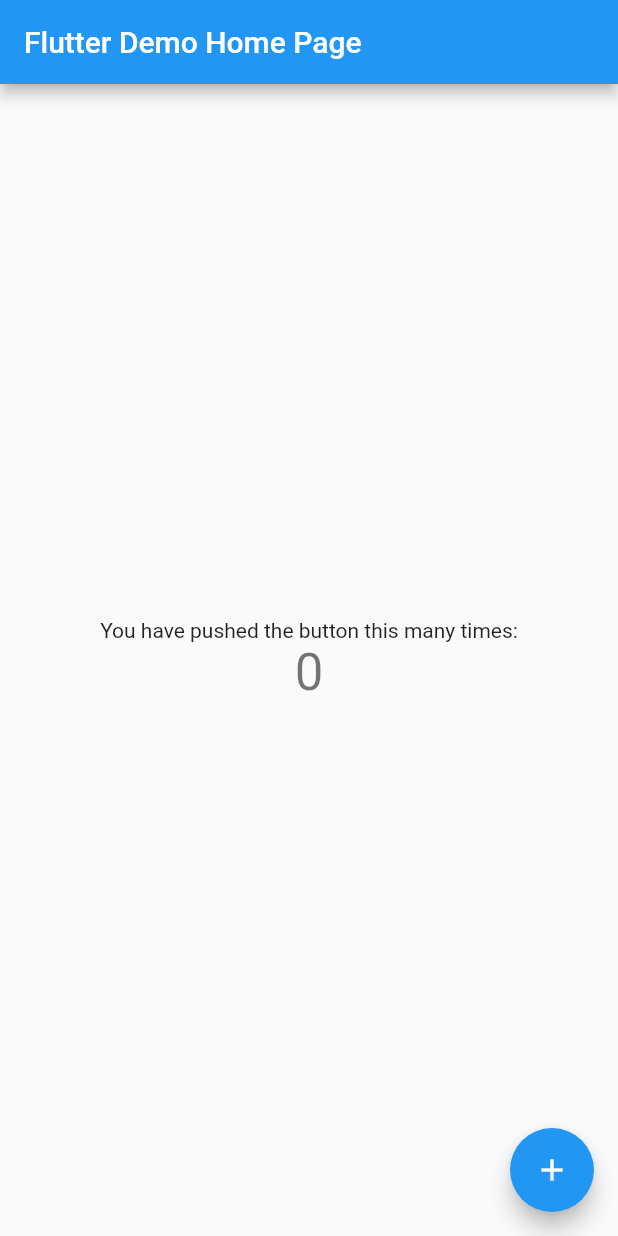
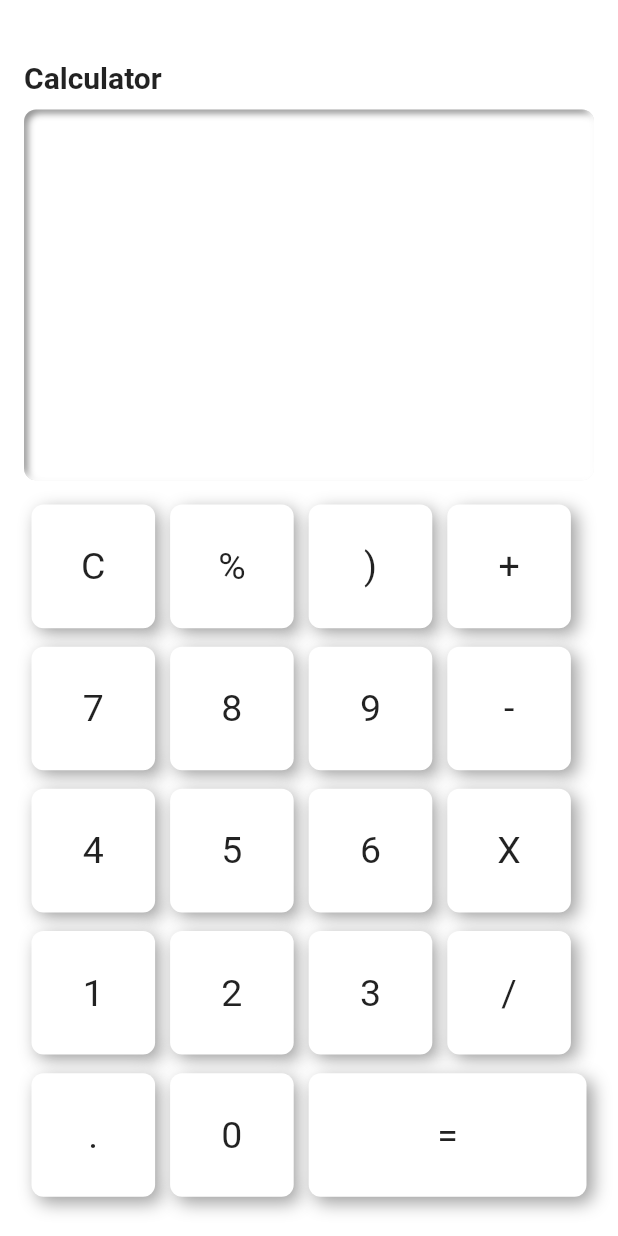
Before and after one commit to usmanabdulmajid/simple-calculator, a Flutter app: the screen it shows after launch, on a phone screen of 412 x 824 dp. Run offline on Flutter 3.47's test engine with Material 2 defaults, Android fonts, the phone set to English and light mode, and no system bars; drawn by our look-alikes of flutter_neumorphic.

Commit message:
added unfunctional animated buttons to calculatorScreen

```diff
--- a/lib/main.dart
+++ b/lib/main.dart
@@ -1,4 +1,6 @@
 import 'package:flutter/material.dart';
+import 'package:simple_calculator/presentation/screens/calculator_screen.dart';
+import 'package:simple_calculator/presentation/widgets/cal_button.dart';
 
 void main() {
   runApp(MyApp());
@@ -11,34 +13,15 @@ class MyApp extends StatelessWidget {
     return MaterialApp(
       title: 'Flutter Demo',
       theme: ThemeData(
-        // This is the theme of your application.
-        //
-        // Try running your application with "flutter run". You'll see the
-        // application has a blue toolbar. Then, without quitting the app, try
-        // changing the primarySwatch below to Colors.green and then invoke
-        // "hot reload" (press "r" in the console where you ran "flutter run",
-        // or simply save your changes to "hot reload" in a Flutter IDE).
-        // Notice that the counter didn't reset back to zero; the application
-        // is not restarted.
         primarySwatch: Colors.blue,
       ),
-      home: MyHomePage(title: 'Flutter Demo Home Page'),
+      home: CalculatorScreen(),
     );
   }
 }
 
 class MyHomePage extends StatefulWidget {
   MyHomePage({Key key, this.title}) : super(key: key);
-
-  // This widget is the home page of your application. It is stateful, meaning
-  // that it has a State object (defined below) that contains fields that affect
-  // how it looks.
-
-  // This class is the configuration for the state. It holds the values (in this
-  // case the title) provided by the parent (in this case the App widget) and
-  // used by the build method of the State. Fields in a Widget subclass are
-  // always marked "final".
-
   final String title;
 
   @override
@@ -46,68 +29,15 @@ class MyHomePage extends StatefulWidget {
 }
 
 class _MyHomePageState extends State<MyHomePage> {
-  int _counter = 0;
-
-  void _incrementCounter() {
-    setState(() {
-      // This call to setState tells the Flutter framework that something has
-      // changed in this State, which causes it to rerun the build method below
-      // so that the display can reflect the updated values. If we changed
-      // _counter without calling setState(), then the build method would not be
-      // called again, and so nothing would appear to happen.
-      _counter++;
-    });
-  }
-
   @override
   Widget build(BuildContext context) {
-    // This method is rerun every time setState is called, for instance as done
-    // by the _incrementCounter method above.
-    //
-    // The Flutter framework has been optimized to make rerunning build methods
-    // fast, so that you can just rebuild anything that needs updating rather
-    // than having to individually change instances of widgets.
     return Scaffold(
-      appBar: AppBar(
-        // Here we take the value from the MyHomePage object that was created by
-        // the App.build method, and use it to set our appbar title.
-        title: Text(widget.title),
-      ),
-      body: Center(
-        // Center is a layout widget. It takes a single child and positions it
-        // in the middle of the parent.
-        child: Column(
-          // Column is also a layout widget. It takes a list of children and
-          // arranges them vertically. By default, it sizes itself to fit its
-          // children horizontally, and tries to be as tall as its parent.
-          //
-          // Invoke "debug painting" (press "p" in the console, choose the
-          // "Toggle Debug Paint" action from the Flutter Inspector in Android
-          // Studio, or the "Toggle Debug Paint" command in Visual Studio Code)
-          // to see the wireframe for each widget.
-          //
-          // Column has various properties to control how it sizes itself and
-          // how it positions its children. Here we use mainAxisAlignment to
-          // center the children vertically; the main axis here is the vertical
-          // axis because Columns are vertical (the cross axis would be
-          // horizontal).
-          mainAxisAlignment: MainAxisAlignment.center,
-          children: <Widget>[
-            Text(
-              'You have pushed the button this many times:',
-            ),
-            Text(
-              '$_counter',
-              style: Theme.of(context).textTheme.headline4,
-            ),
-          ],
+        backgroundColor: Colors.white,
+        appBar: AppBar(
+          title: Text(widget.title),
         ),
-      ),
-      floatingActionButton: FloatingActionButton(
-        onPressed: _incrementCounter,
-        tooltip: 'Increment',
-        child: Icon(Icons.add),
-      ), // This trailing comma makes auto-formatting nicer for build methods.
-    );
+        body: Center(
+          child: CalButton(),
+        ));
   }
 }
--- /dev/null
+++ b/lib/presentation/screens/calculator_screen.dart
@@ -0,0 +1,138 @@
+import 'package:flutter/material.dart';
+import 'package:flutter_neumorphic/flutter_neumorphic.dart';
+import 'package:simple_calculator/presentation/widgets/cal_button.dart';
+
+class CalculatorScreen extends StatelessWidget {
+  @override
+  Widget build(BuildContext context) {
+    Size _size = MediaQuery.of(context).size;
+    return Scaffold(
+      backgroundColor: Colors.white,
+      body: Container(
+        width: _size.width,
+        height: _size.height,
+        padding: EdgeInsets.symmetric(horizontal: 16.0, vertical: 20.0) +
+            EdgeInsets.only(top: 20.0),
+        child: Column(
+          crossAxisAlignment: CrossAxisAlignment.start,
+          children: [
+            Text(
+              'Calculator',
+              style: TextStyle(fontSize: 20.0, fontWeight: FontWeight.bold),
+            ),
+            SizedBox(
+              height: 10.0,
+            ),
+            Container(
+              width: _size.width,
+              height: _size.height * 0.3,
+              decoration: BoxDecoration(
+                  //color: Colors.amber,
+                  ),
+              child: Neumorphic(
+                style: NeumorphicStyle(
+                  intensity: 1.0,
+                  shadowLightColorEmboss: Colors.white,
+                  depth: -5,
+                  color: Colors.white,
+                ),
+              ),
+            ),
+            SizedBox(
+              height: 10,
+            ),
+            //Spacer(),
+            Expanded(
+              child: Row(
+                children: [
+                  CalButton(
+                    buttonText: 'C',
+                  ),
+                  CalButton(
+                    buttonText: '%',
+                  ),
+                  CalButton(
+                    buttonText: ')',
+                  ),
+                  CalButton(
+                    buttonText: '+',
+                  ),
+                ],
+              ),
+            ),
+            Expanded(
+              child: Row(
+                children: [
+                  CalButton(
+                    buttonText: '7',
+                  ),
+                  CalButton(
+                    buttonText: '8',
+                  ),
+                  CalButton(
+                    buttonText: '9',
+                  ),
+                  CalButton(
+                    buttonText: '-',
+                  ),
+                ],
+              ),
+            ),
+            Expanded(
+              child: Row(
+                children: [
+                  CalButton(
+                    buttonText: '4',
+                  ),
+                  CalButton(
+                    buttonText: '5',
+                  ),
+                  CalButton(
+                    buttonText: '6',
+                  ),
+                  CalButton(
+                    buttonText: 'X',
+                  ),
+                ],
+              ),
+            ),
+            Expanded(
+              child: Row(
+                children: [
+                  CalButton(
+                    buttonText: '1',
+                  ),
+                  CalButton(
+                    buttonText: '2',
+                  ),
+                  CalButton(
+                    buttonText: '3',
+                  ),
+                  CalButton(
+                    buttonText: '/',
+                  ),
+                ],
+              ),
+            ),
+            Expanded(
+              child: Row(
+                children: [
+                  CalButton(
+                    buttonText: '.',
+                  ),
+                  CalButton(
+                    buttonText: '0',
+                  ),
+                  Expanded(
+                      child: CalButton(
+                    buttonText: '=',
+                  ))
+                ],
+              ),
+            )
+          ],
+        ),
+      ),
+    );
+  }
+}
--- /dev/null
+++ b/lib/presentation/widgets/cal_button.dart
@@ -0,0 +1,70 @@
+import 'package:flutter/material.dart';
+import 'package:flutter_neumorphic/flutter_neumorphic.dart';
+
+class CalButton extends StatefulWidget {
+  final String buttonText;
+
+  const CalButton({Key key, this.buttonText}) : super(key: key);
+  @override
+  _CalButtonState createState() => _CalButtonState();
+}
+
+class _CalButtonState extends State<CalButton>
+    with SingleTickerProviderStateMixin {
+  AnimationController _buttonController;
+
+  @override
+  void initState() {
+    _buttonController = AnimationController(
+        vsync: this, upperBound: 0.1, duration: Duration(milliseconds: 200))
+      ..addListener(() {
+        setState(() {});
+      });
+    super.initState();
+  }
+
+  @override
+  void dispose() {
+    _buttonController.dispose();
+    super.dispose();
+  }
+
+  @override
+  Widget build(BuildContext context) {
+    Size _size = MediaQuery.of(context).size;
+    return GestureDetector(
+      onTapDown: (v) {
+        print(_buttonController.value);
+        _buttonController.forward();
+        print('kk');
+      },
+      onTapUp: (v) {
+        print(_buttonController.value);
+        _buttonController.reverse();
+      },
+      child: Transform.scale(
+        scale: 1.0 - _buttonController.value,
+        child: Container(
+          //alignment: Alignment.center,
+          margin: EdgeInsets.all(5.0),
+          height: _size.width * 0.20,
+          width: _size.width * 0.20,
+          child: Neumorphic(
+            style: NeumorphicStyle(
+              //intensity: 0.5,
+              surfaceIntensity: 1,
+              depth: 8,
+              color: Colors.white,
+            ),
+            child: Center(
+              child: Text(
+                widget.buttonText,
+                style: TextStyle(fontSize: 25.0),
+              ),
+            ),
+          ),
+        ),
+      ),
+    );
+  }
+}
--- a/pubspec.yaml
+++ b/pubspec.yaml
@@ -28,6 +28,7 @@ dependencies:
   # The following adds the Cupertino Icons font to your application.
   # Use with the CupertinoIcons class for iOS style icons.
   cupertino_icons: ^1.0.2
+  flutter_neumorphic: ^3.1.0
 
 dev_dependencies:
   flutter_test:
```
Also changed, not shown: pubspec.lock.
